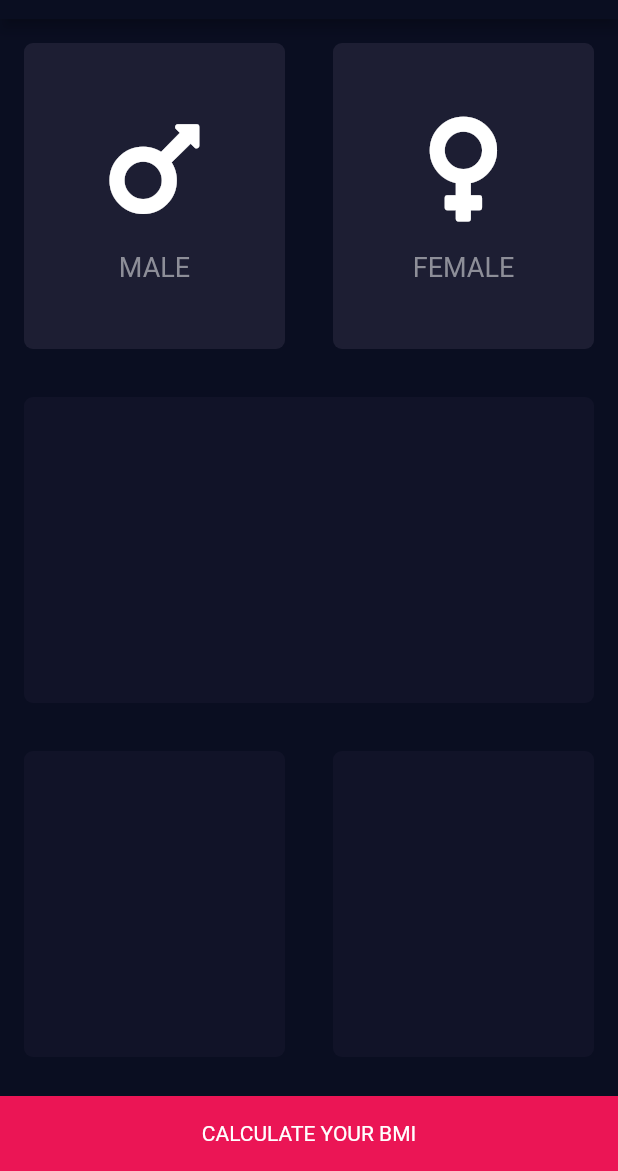
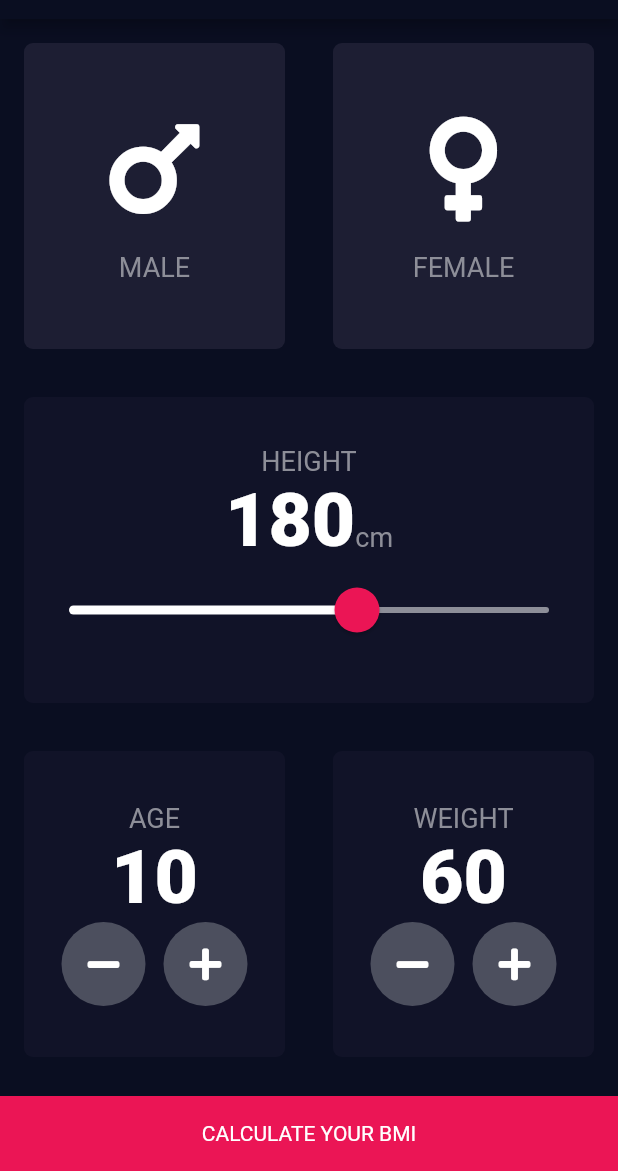
Before and after one commit to AnkushSinghGandhi/bmi-calculator-flutter, a Flutter app: the screen it shows after launch, on a phone screen of 412 x 824 dp, the part 65-1236 px from its top. Run offline on Flutter 3.47's test engine with Material 2 defaults, Android fonts, the phone set to English and light mode, and no system bars; our stand-ins replace font_awesome_flutter.

Commit message:
completed input_page

```diff
--- a/lib/input_page.dart
+++ b/lib/input_page.dart
@@ -2,11 +2,7 @@ import 'package:flutter/material.dart';
 import 'package:font_awesome_flutter/font_awesome_flutter.dart';
 import 'reusable_card.dart';
 import 'gender_icon.dart';
-
-const bottomContainerHeight = 50.0;
-const activeCardColor = Color(0xFF111328);
-const inactiveCardColor = Color(0xFF1D1E33);
-const bottomContainerColor = Color(0xFFEB1555);
+import 'constants.dart';
 
 enum Gender { male, female }
 
@@ -16,8 +12,11 @@ class InputPage extends StatefulWidget {
 }
 
 class _InputPageState extends State<InputPage> {
-  Color maleCardColor = inactiveCardColor;
-  Color femaleCardColor = inactiveCardColor;
+  Color maleCardColor = kInactiveCardColor;
+  Color femaleCardColor = kInactiveCardColor;
+  int height = 180;
+  int weight = 60;
+  int age = 10;
 
   Gender? selectedGender;
 
@@ -28,6 +27,7 @@ class _InputPageState extends State<InputPage> {
           title: Center(child: Text('BMI CALCULATOR')),
         ),
         body: Column(
+          crossAxisAlignment: CrossAxisAlignment.stretch,
           children: [
             Expanded(
               child: Row(
@@ -40,8 +40,8 @@ class _InputPageState extends State<InputPage> {
                         });
                       },
                       colour: selectedGender == Gender.male
-                          ? activeCardColor
-                          : inactiveCardColor,
+                          ? kActiveCardColor
+                          : kInactiveCardColor,
                       cardChild: GenderIcon(
                         gender: 'MALE',
                         icon: FontAwesomeIcons.mars,
@@ -56,8 +56,8 @@ class _InputPageState extends State<InputPage> {
                         });
                       },
                       colour: selectedGender == Gender.female
-                          ? activeCardColor
-                          : inactiveCardColor,
+                          ? kActiveCardColor
+                          : kInactiveCardColor,
                       cardChild: GenderIcon(
                         gender: 'FEMALE',
                         icon: FontAwesomeIcons.venus,
@@ -69,7 +69,50 @@ class _InputPageState extends State<InputPage> {
             ),
             Expanded(
               child: ReusableCard(
-                colour: activeCardColor,
+                colour: kActiveCardColor,
+                cardChild: Column(
+                  mainAxisAlignment: MainAxisAlignment.center,
+                  children: [
+                  Text(
+                    'HEIGHT',
+                    style: kLabelTextStyle,
+                  ),
+                  Row(
+                    mainAxisAlignment: MainAxisAlignment.center,
+                    crossAxisAlignment: CrossAxisAlignment.baseline,
+                    textBaseline: TextBaseline.alphabetic,
+                    children: [
+                      Text(
+                        height.toString(),
+                        style: kNumberTextStyle,
+                      ),
+                      Text(
+                        'cm',
+                        style: kLabelTextStyle,
+                      )
+                    ],
+                  ),
+                  SliderTheme(
+                    data: SliderTheme.of(context).copyWith(
+                      activeTrackColor: Colors.white,
+                      inactiveTrackColor: Color(0xFF8D8E98),
+                      thumbColor: Color(0xFFEB1555),
+                      overlayColor: Color(0x29EB1555),
+                      thumbShape: RoundSliderThumbShape(enabledThumbRadius: 15.0),
+                      overlayShape: RoundSliderOverlayShape(overlayRadius: 30.0),
+                    ),
+                    child: Slider(
+                      value: height.toDouble(),
+                      min: 120,
+                      max: 220,
+                      onChanged: (double newValue){
+                        setState(() {
+                          height = newValue.round();
+                        });
+                      },
+                      ),
+                  ),
+                ],),
               ),
             ),
             Expanded(
@@ -77,21 +120,91 @@ class _InputPageState extends State<InputPage> {
                 children: [
                   Expanded(
                     child: ReusableCard(
-                      colour: activeCardColor,
+                      colour: kActiveCardColor,
+                      cardChild: Column(
+                        mainAxisAlignment: MainAxisAlignment.center,
+                        children: [
+                          Text(
+                            'AGE',
+                            style: kLabelTextStyle,
+                          ),
+                          Text(
+                            age.toString(),
+                            style: kNumberTextStyle,
+                          ),
+                          Row(
+                            mainAxisAlignment: MainAxisAlignment.center,
+                            children: [
+                              RoundIconButton(
+                                icon: FontAwesomeIcons.minus,
+                                onpress: () {
+                                  setState(() {
+                                    age -= 1;
+                                  });
+                                },
+                                ),
+                              SizedBox(width: 12,),
+                              RoundIconButton(
+                                icon: FontAwesomeIcons.plus,
+                                onpress: () {
+                                  setState(() {
+                                    age += 1;
+                                  });
+                                },
+                                ),
+                            ],
+                          )
+                        ],
+                        ),
                     ),
                   ),
                   Expanded(
                     child: ReusableCard(
-                      colour: activeCardColor,
+                      colour: kActiveCardColor,
+                      cardChild: Column(
+                        mainAxisAlignment: MainAxisAlignment.center,
+                        children: [
+                          Text(
+                            'WEIGHT',
+                            style: kLabelTextStyle,
+                          ),
+                          Text(
+                            weight.toString(),
+                            style: kNumberTextStyle,
+                          ),
+                          Row(
+                            mainAxisAlignment: MainAxisAlignment.center,
+                            children: [
+                              RoundIconButton(
+                                icon: FontAwesomeIcons.minus,
+                                onpress: () {
+                                  setState(() {
+                                    weight -= 1;
+                                  });
+                                },
+                                ),
+                              SizedBox(width: 12,),
+                              RoundIconButton(
+                                icon: FontAwesomeIcons.plus,
+                                onpress: () {
+                                  setState(() {
+                                    weight += 1;
+                                  });
+                                },
+                                ),
+                            ],
+                          )
+                        ],
+                        ),
                     ),
                   ),
                 ],
               ),
             ),
             Container(
-              color: bottomContainerColor,
+              color: kBottomContainerColor,
               margin: EdgeInsets.only(top: 10),
-              height: bottomContainerHeight,
+              height: kBottomContainerHeight,
               width: double.infinity,
               child: Center(
                 child: Text('CALCULATE YOUR BMI'),
@@ -101,3 +214,26 @@ class _InputPageState extends State<InputPage> {
         ));
   }
 }
+
+class RoundIconButton extends StatelessWidget {
+
+  RoundIconButton({this.icon, this.onpress});
+
+  final IconData? icon;
+  final Function ()? onpress;
+
+  @override
+  Widget build(BuildContext context) {
+    return RawMaterialButton(
+      onPressed: onpress,
+      child: Icon(icon),
+      elevation: 0.0,
+      constraints: BoxConstraints.tightFor(
+        width: 56,
+        height: 56,
+      ),
+      shape: CircleBorder(),
+      fillColor: Color(0xFF4C4F5E),
+    );
+  }
+}
```
